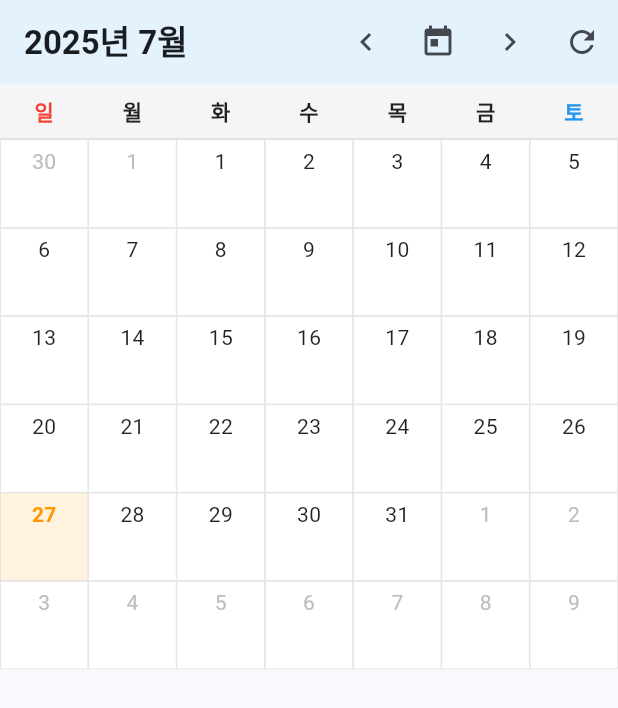
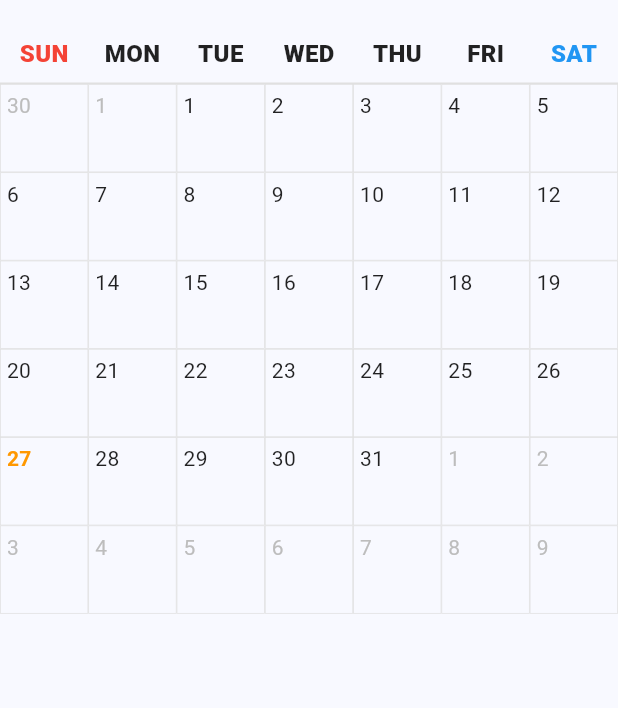
Before and after one commit to workminkyoung/diary_365, a Flutter app: the screen it shows after launch, on a phone screen of 412 x 824 dp. Shown: the top 708 px of the screen. Run offline on Flutter 3.47's test engine with Material 3 defaults, Android fonts, the phone set to English and light mode, and no system bars; our stand-ins replace shared_preferences; Roboto replaces fonts that are missing (OngeulipParkDaHyeon).

Commit message:
feat: 메인 폰트적용, 캘린더 레이아웃 조절

```diff
--- a/lib/screens/calendar_screen.dart
+++ b/lib/screens/calendar_screen.dart
@@ -102,73 +102,35 @@ class _CalendarScreenState extends State<CalendarScreen> {
   @override
   Widget build(BuildContext context) {
     return Scaffold(
-      appBar: AppBar(
-        title: Text(
-          DateFormat('yyyy년 M월').format(_focusedDate),
-          style: const TextStyle(fontWeight: FontWeight.bold),
-        ),
-        backgroundColor: Colors.blue.shade50,
-        elevation: 0,
-        actions: [
-          IconButton(
-            icon: const Icon(Icons.chevron_left),
-            onPressed: () {
-              setState(() {
-                _focusedDate = DateTime(_focusedDate.year, _focusedDate.month - 1);
-              });
-            },
-            tooltip: '이전 달',
-          ),
-          IconButton(
-            icon: const Icon(Icons.today),
-            onPressed: () {
-              setState(() {
-                _focusedDate = DateTime.now();
-                _selectedDate = DateTime.now();
-              });
-            },
-            tooltip: '오늘로 이동',
-          ),
-          IconButton(
-            icon: const Icon(Icons.chevron_right),
-            onPressed: () {
-              setState(() {
-                _focusedDate = DateTime(_focusedDate.year, _focusedDate.month + 1);
-              });
-            },
-            tooltip: '다음 달',
-          ),
-          IconButton(
-            icon: const Icon(Icons.refresh),
-            onPressed: _loadEntries,
-            tooltip: '새로고침',
-          ),
-        ],
-      ),
-      body: _isLoading
+      body: SafeArea(
+        child: Padding(
+          padding: const EdgeInsets.symmetric(vertical: 16.0),
+          child: _isLoading
               ? const Center(child: CircularProgressIndicator())
-          : Column(
+              : Center(
+                  child: Column(
                     children: [
                       // 요일 헤더
                       Container(
                         padding: const EdgeInsets.symmetric(vertical: 8),
                         decoration: BoxDecoration(
-                    color: Colors.grey.shade100,
                           border: Border(
                             bottom: BorderSide(color: Colors.grey.shade300),
                           ),
                         ),
                         child: Row(
-                    children: ['일', '월', '화', '수', '목', '금', '토']
+                          children: ['SUN', 'MON', 'TUE', 'WED', 'THU', 'FRI', 'SAT']
                               .map((day) => Expanded(
                                     child: Center(
                                       child: Text(
                                         day,
                                         style: TextStyle(
-                                    fontWeight: FontWeight.bold,
-                                    color: day == '일'
+                                          fontFamily: 'OngeulipParkDaHyeon',
+                                          fontWeight: FontWeight.w900,
+                                          fontSize: 16,
+                                          color: day == 'SUN'
                                               ? Colors.red
-                                        : day == '토'
+                                              : day == 'SAT'
                                                   ? Colors.blue
                                                   : Colors.black87,
                                         ),
@@ -183,6 +145,9 @@ class _CalendarScreenState extends State<CalendarScreen> {
                         child: _buildCalendarGrid(),
                       ),
                     ],
+                  ),
+                ),
+        ),
       ),
     );
   }
@@ -239,21 +204,26 @@ class _CalendarScreenState extends State<CalendarScreen> {
           onTap: () => _onDaySelected(cellDate, _focusedDate),
           child: Container(
             decoration: BoxDecoration(
+              // 이미지 테두리 사용 예시 (이미지가 있다면)
+              // border: Border.all(color: Colors.grey.shade300, width: 0.5),
+              // 또는 이미지 배경 사용
+              // image: DecorationImage(
+              //   image: AssetImage('assets/images/calendar_cell_bg.png'),
+              //   fit: BoxFit.cover,
+              // ),
+              // 현재는 일반 테두리 사용
               border: Border.all(color: Colors.grey.shade300, width: 0.5),
-              color: isSelected
-                  ? Colors.blue.shade100
-                  : isToday
-                      ? Colors.orange.shade50
-                      : Colors.white,
             ),
-            child: Column(
+            child: Stack(
               children: [
-                // 날짜 표시
-                Container(
-                  padding: const EdgeInsets.symmetric(vertical: 4),
+                // 날짜 표시 (좌측상단)
+                Positioned(
+                  top: 4,
+                  left: 4,
                   child: Text(
                     '${cellDate.day}',
                     style: TextStyle(
+                      fontFamily: 'OngeulipParkDaHyeon',
                       fontSize: 14,
                       fontWeight: isToday ? FontWeight.bold : FontWeight.normal,
                       color: isCurrentMonth
@@ -262,15 +232,16 @@ class _CalendarScreenState extends State<CalendarScreen> {
                     ),
                   ),
                 ),
-                // 일기 제목 표시
+                // 일기 제목 표시 (중앙)
                 if (entriesForDate.isNotEmpty)
-                  Expanded(
+                  Center(
                     child: Container(
                       width: double.infinity,
                       padding: const EdgeInsets.symmetric(horizontal: 2, vertical: 1),
                       child: Text(
                         entriesForDate.first.title,
-                        style: const TextStyle(
+                        style: TextStyle(
+                          fontFamily: 'OngeulipParkDaHyeon',
                           fontSize: 10,
                           fontWeight: FontWeight.w500,
                         ),
```
Also changed, not shown: pubspec.yaml (+11 -3 lines), pubspec.lock, 2 other files. Lines whose indentation alone changed are shown as unchanged.
